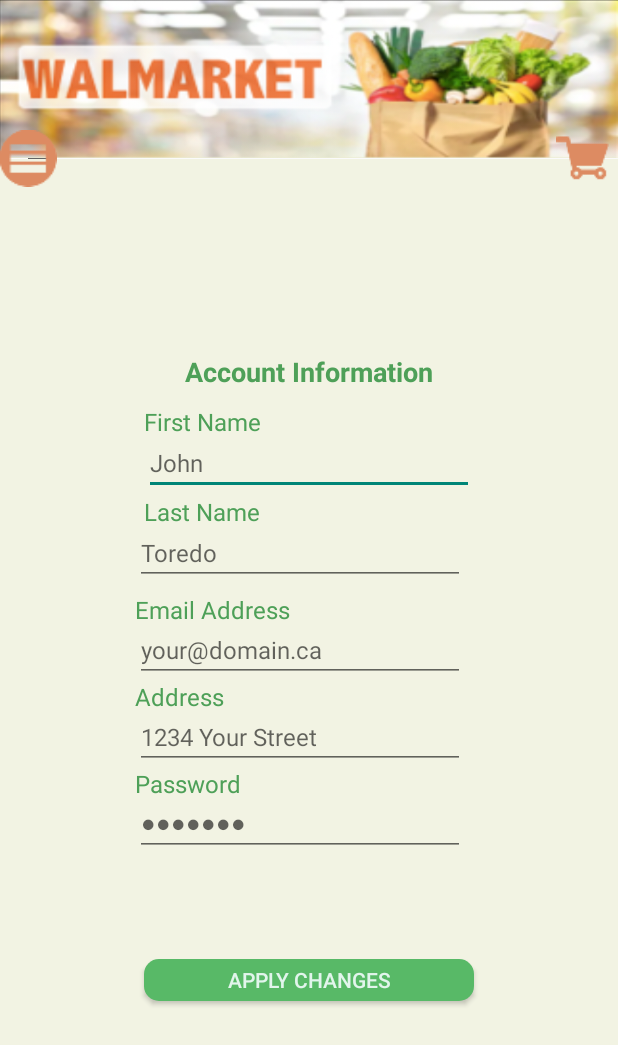
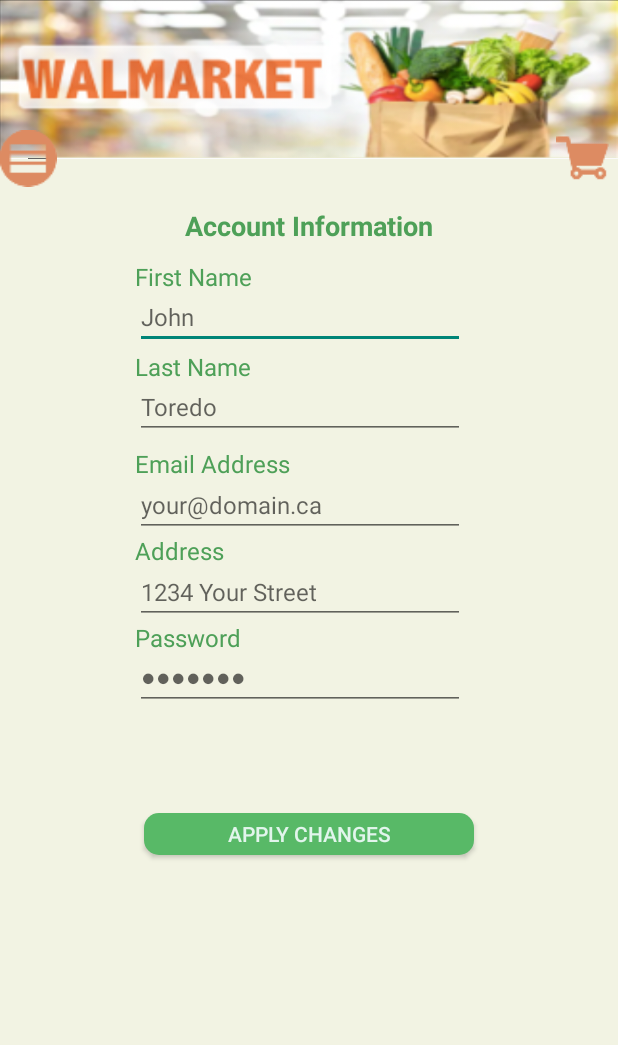
Before and after one commit to guilhermefacanha/csis3175, an Android app: the MainActivity screen opened directly, with no data from a screen before it, in the side drawer, after a tap on "Account Information", on a phone screen of 412 x 824 dp. Shown: the top 1045 px of the screen. Run offline under Robolectric (Android 15) with nearby library versions, the phone set to English and light mode, and no system bars; 5 statements that could not run were skipped.

Commit message:
Account Information Fragment Main Activity: insert a space between first name and last name in the Toolbar screen.

```diff
--- a/app/src/main/java/com/csis3175/walmarket/AccountInformationFragment.java
+++ b/app/src/main/java/com/csis3175/walmarket/AccountInformationFragment.java
@@ -14,6 +14,7 @@
 
 import com.csis3175.walmarket.database.UserDbHelper;
 import com.csis3175.walmarket.entity.User;
+import com.csis3175.walmarket.util.MessageUtil;
 import com.csis3175.walmarket.util.SessionUtil;
 
 
@@ -23,7 +24,7 @@
     User user;
     MainActivity mainActivity;
 
-  EditText txtlName, txtfName,txtAdrress,txtPass,txtEmail;
+  EditText txtlName,txtfName,txtAdrress,txtPass,txtEmail;
   Button btn;
 
     @Override
@@ -31,9 +32,7 @@
                              Bundle savedInstanceState) {
         // Inflate the layout for this fragment
         return inflater.inflate(R.layout.fragment_account_information, container, false);
-
     }
-
 
     @Override
     public void onActivityCreated(@Nullable Bundle savedInstanceState) {
@@ -42,15 +41,40 @@
 
         userDbHelper = new UserDbHelper(mainActivity);
 
+        txtfName = mainActivity.findViewById(R.id.etfName);
         txtlName = mainActivity.findViewById(R.id.etlName);
-        txtfName = mainActivity.findViewById(R.id.etfName);
+        txtEmail = mainActivity.findViewById(R.id.etEmail);
         txtAdrress = mainActivity.findViewById(R.id.etAddress);
         txtPass = mainActivity.findViewById(R.id.etPassword);
-        txtEmail = mainActivity.findViewById(R.id.etEmail);
+        btn = mainActivity.findViewById(R.id.btnApplyChanges);
 
         User user = userDbHelper.getUserByEmail(SessionUtil.getUser(mainActivity).getEmail());
+        txtfName.setText(user.getfName());
         txtlName.setText(user.getlName());
-        txtfName.setText(user.getfName());
+        txtEmail.setText(user.getEmail());
+        txtAdrress.setText(user.getAddress());
+        txtPass.setText(user.getPassword());
+
+
+
+        btn.setOnClickListener(new View.OnClickListener() {
+            MainActivity mainActivity = (MainActivity) getActivity();
+            User user = userDbHelper.getUserByEmail(SessionUtil.getUser(mainActivity).getEmail());
+            @Override
+            public void onClick(View v) {
+
+
+                if(!txtfName.equals(user.getfName())){
+                    user.setfName(txtfName.getText().toString());
+                    userDbHelper.updateRecord(user);
+                    MessageUtil.addMessage("Record Updated", mainActivity);
+                }
+
+
+
+            }
+        });
+
 
 
     }
--- a/app/src/main/java/com/csis3175/walmarket/MainActivity.java
+++ b/app/src/main/java/com/csis3175/walmarket/MainActivity.java
@@ -73,7 +73,7 @@
 
         userLogged = SessionUtil.getUser(this);
         if (userLogged != null && userLogged.getUserId() > 0) {
-            lblUserName.setText(userLogged.getfName() + userLogged.getlName());
+            lblUserName.setText(userLogged.getfName() +" "+  userLogged.getlName());
             lblUserEmail.setText(userLogged.getEmail());
         }
 
--- a/app/src/main/res/layout/fragment_account_information.xml
+++ b/app/src/main/res/layout/fragment_account_information.xml
@@ -9,12 +9,12 @@
     tools:context=".AccountInformationFragment">
 
     <Button
-        android:id="@+id/btnRegister4"
+        android:id="@+id/btnApplyChanges"
         android:layout_width="@dimen/btn_default_width"
         android:layout_height="@dimen/btn_default_height"
         android:layout_alignParentTop="true"
         android:layout_centerHorizontal="true"
-        android:layout_marginTop="533dp"
+        android:layout_marginTop="436dp"
         android:background="@drawable/roundbtn"
         android:onClick="applychange"
         android:text="@string/ApplyChanges"
@@ -26,7 +26,7 @@
         android:layout_height="wrap_content"
         android:layout_alignParentTop="true"
         android:layout_marginStart="90dp"
-        android:layout_marginTop="347dp"
+        android:layout_marginTop="250dp"
         android:text="@string/lbl_address"
 
         android:textColor="@color/colorTextGreen"
@@ -38,7 +38,7 @@
         android:layout_height="wrap_content"
         android:layout_alignParentTop="true"
         android:layout_marginStart="90dp"
-        android:layout_marginTop="289dp"
+        android:layout_marginTop="192dp"
         android:text="@string/lbl_email"
         android:textColor="@color/colorTextGreen"
         android:textSize="@dimen/lbl_default" />
@@ -47,9 +47,9 @@
         android:id="@+id/tvfName"
         android:layout_width="@dimen/btn_default_width"
         android:layout_height="wrap_content"
+        android:layout_alignStart="@+id/tvAddress"
         android:layout_alignParentTop="true"
-        android:layout_centerHorizontal="true"
-        android:layout_marginTop="164dp"
+        android:layout_marginTop="67dp"
         android:text="@string/lbl_fname"
         android:textColor="@color/colorTextGreen"
         android:textSize="@dimen/lbl_default" />
@@ -60,7 +60,7 @@
         android:layout_height="wrap_content"
         android:layout_alignParentTop="true"
         android:layout_centerHorizontal="true"
-        android:layout_marginTop="129dp"
+        android:layout_marginTop="32dp"
         android:text="@string/ActInfo"
         android:textColor="@color/colorTextGreen"
         android:textSize="18sp"
@@ -70,9 +70,9 @@
         android:id="@+id/tvlName"
         android:layout_width="@dimen/btn_default_width"
         android:layout_height="wrap_content"
+        android:layout_alignStart="@+id/tvAddress"
         android:layout_alignParentTop="true"
-        android:layout_centerHorizontal="true"
-        android:layout_marginTop="224dp"
+        android:layout_marginTop="127dp"
         android:text="@string/lbl_lname"
         android:textColor="@color/colorTextGreen"
         android:textSize="@dimen/lbl_default" />
@@ -83,7 +83,7 @@
         android:layout_height="wrap_content"
         android:layout_alignParentTop="true"
         android:layout_marginStart="90dp"
-        android:layout_marginTop="405dp"
+        android:layout_marginTop="308dp"
         android:text="@string/lbl_password"
         android:textColor="@color/colorTextGreen"
         android:textSize="@dimen/lbl_default" />
@@ -92,9 +92,9 @@
         android:id="@+id/etfName"
         android:layout_width="@dimen/btn_default_width"
         android:layout_height="wrap_content"
+        android:layout_alignStart="@+id/tvAddress"
         android:layout_alignParentTop="true"
-        android:layout_centerHorizontal="true"
-        android:layout_marginTop="181dp"
+        android:layout_marginTop="84dp"
         android:ems="10"
         android:hint="@string/lbl_fname_hint"
         android:inputType="textEmailAddress"
@@ -107,7 +107,7 @@
         android:layout_height="wrap_content"
         android:layout_alignParentTop="true"
         android:layout_marginStart="90dp"
-        android:layout_marginTop="306dp"
+        android:layout_marginTop="209dp"
         android:ems="10"
         android:hint="@string/lbl_email_hint"
         android:inputType="textEmailAddress"
@@ -121,7 +121,7 @@
         android:layout_alignParentStart="true"
         android:layout_alignParentTop="true"
         android:layout_marginStart="90dp"
-        android:layout_marginTop="241dp"
+        android:layout_marginTop="144dp"
         android:ems="10"
         android:hint="@string/lbl_lname_hint"
         android:inputType="textEmailAddress"
@@ -134,7 +134,7 @@
         android:layout_height="wrap_content"
         android:layout_alignParentTop="true"
         android:layout_marginStart="90dp"
-        android:layout_marginTop="364dp"
+        android:layout_marginTop="267dp"
         android:ems="10"
         android:hint="@string/lbl_address_hint"
         android:inputType="textEmailAddress"
@@ -147,7 +147,7 @@
         android:layout_height="wrap_content"
         android:layout_alignParentTop="true"
         android:layout_marginStart="90dp"
-        android:layout_marginTop="421dp"
+        android:layout_marginTop="324dp"
         android:ems="10"
         android:hint="@string/lbl_password_hint"
         android:inputType="textPassword"
```
